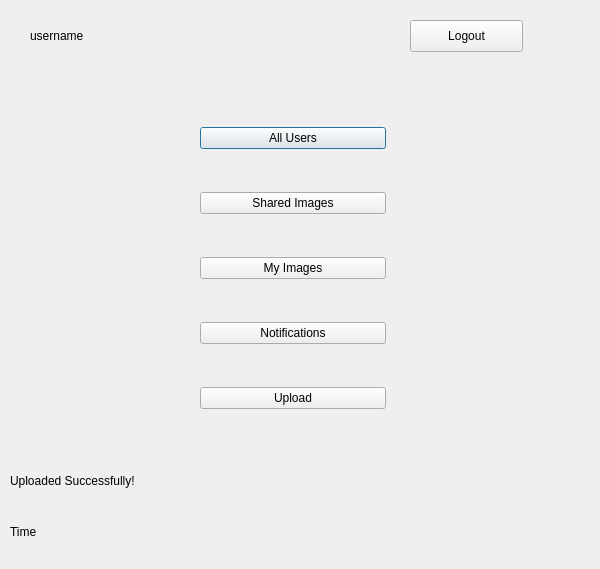
SammySamer/Distributed-System-Image-Sharing-Platform, file GUIFiles/profile.ui: the form before one commit.
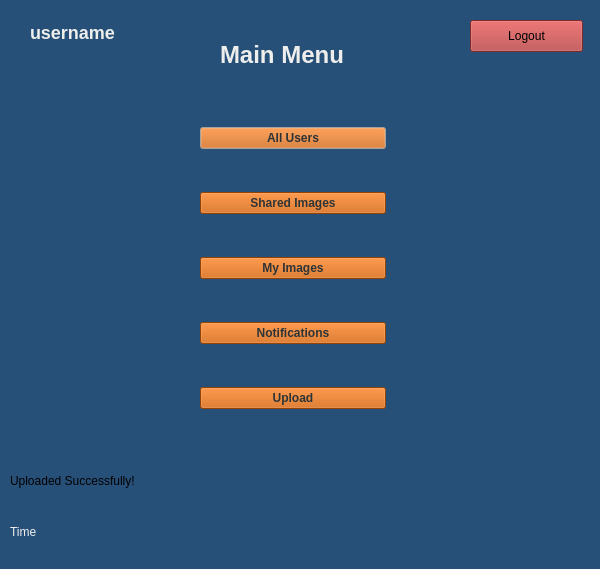
The form after the commit.

Patch:
```diff
--- a/GUIFiles/profile.ui
+++ b/GUIFiles/profile.ui
@@ -13,17 +13,23 @@
   <property name="windowTitle">
    <string>Profile</string>
   </property>
+  <property name="styleSheet">
+   <string notr="true">background-color: rgb(39, 80, 121);</string>
+  </property>
   <widget class="QLabel" name="label">
    <property name="geometry">
     <rect>
      <x>30</x>
      <y>20</y>
-     <width>161</width>
-     <height>31</height>
+     <width>91</width>
+     <height>26</height>
     </rect>
    </property>
+   <property name="styleSheet">
+    <string notr="true">color: rgb(238, 238, 236);</string>
+   </property>
    <property name="text">
-    <string>username</string>
+    <string>&lt;h2&gt;username&lt;/h2&gt;</string>
    </property>
   </widget>
   <widget class="QWidget" name="layoutWidget">
@@ -38,6 +44,515 @@
    <layout class="QVBoxLayout" name="verticalLayout">
     <item>
      <widget class="QPushButton" name="allusersButton">
+      <property name="palette">
+       <palette>
+        <active>
+         <colorrole role="WindowText">
+          <brush brushstyle="SolidPattern">
+           <color alpha="255">
+            <red>46</red>
+            <green>52</green>
+            <blue>54</blue>
+           </color>
+          </brush>
+         </colorrole>
+         <colorrole role="Button">
+          <brush brushstyle="SolidPattern">
+           <color alpha="255">
+            <red>206</red>
+            <green>92</green>
+            <blue>0</blue>
+           </color>
+          </brush>
+         </colorrole>
+         <colorrole role="Light">
+          <brush brushstyle="SolidPattern">
+           <color alpha="255">
+            <red>255</red>
+            <green>255</green>
+            <blue>255</blue>
+           </color>
+          </brush>
+         </colorrole>
+         <colorrole role="Midlight">
+          <brush brushstyle="SolidPattern">
+           <color alpha="255">
+            <red>246</red>
+            <green>246</green>
+            <blue>245</blue>
+           </color>
+          </brush>
+         </colorrole>
+         <colorrole role="Dark">
+          <brush brushstyle="SolidPattern">
+           <color alpha="255">
+            <red>119</red>
+            <green>119</green>
+            <blue>118</blue>
+           </color>
+          </brush>
+         </colorrole>
+         <colorrole role="Mid">
+          <brush brushstyle="SolidPattern">
+           <color alpha="255">
+            <red>159</red>
+            <green>159</green>
+            <blue>157</blue>
+           </color>
+          </brush>
+         </colorrole>
+         <colorrole role="Text">
+          <brush brushstyle="SolidPattern">
+           <color alpha="255">
+            <red>46</red>
+            <green>52</green>
+            <blue>54</blue>
+           </color>
+          </brush>
+         </colorrole>
+         <colorrole role="BrightText">
+          <brush brushstyle="SolidPattern">
+           <color alpha="255">
+            <red>255</red>
+            <green>255</green>
+            <blue>255</blue>
+           </color>
+          </brush>
+         </colorrole>
+         <colorrole role="ButtonText">
+          <brush brushstyle="SolidPattern">
+           <color alpha="255">
+            <red>46</red>
+            <green>52</green>
+            <blue>54</blue>
+           </color>
+          </brush>
+         </colorrole>
+         <colorrole role="Base">
+          <brush brushstyle="SolidPattern">
+           <color alpha="255">
+            <red>206</red>
+            <green>92</green>
+            <blue>0</blue>
+           </color>
+          </brush>
+         </colorrole>
+         <colorrole role="Window">
+          <brush brushstyle="SolidPattern">
+           <color alpha="255">
+            <red>206</red>
+            <green>92</green>
+            <blue>0</blue>
+           </color>
+          </brush>
+         </colorrole>
+         <colorrole role="Shadow">
+          <brush brushstyle="SolidPattern">
+           <color alpha="255">
+            <red>0</red>
+            <green>0</green>
+            <blue>0</blue>
+           </color>
+          </brush>
+         </colorrole>
+         <colorrole role="Highlight">
+          <brush brushstyle="SolidPattern">
+           <color alpha="255">
+            <red>238</red>
+            <green>238</green>
+            <blue>236</blue>
+           </color>
+          </brush>
+         </colorrole>
+         <colorrole role="Link">
+          <brush brushstyle="SolidPattern">
+           <color alpha="255">
+            <red>238</red>
+            <green>238</green>
+            <blue>236</blue>
+           </color>
+          </brush>
+         </colorrole>
+         <colorrole role="AlternateBase">
+          <brush brushstyle="SolidPattern">
+           <color alpha="255">
+            <red>246</red>
+            <green>246</green>
+            <blue>245</blue>
+           </color>
+          </brush>
+         </colorrole>
+         <colorrole role="ToolTipBase">
+          <brush brushstyle="SolidPattern">
+           <color alpha="255">
+            <red>255</red>
+            <green>255</green>
+            <blue>220</blue>
+           </color>
+          </brush>
+         </colorrole>
+         <colorrole role="ToolTipText">
+          <brush brushstyle="SolidPattern">
+           <color alpha="255">
+            <red>0</red>
+            <green>0</green>
+            <blue>0</blue>
+           </color>
+          </brush>
+         </colorrole>
+         <colorrole role="PlaceholderText">
+          <brush brushstyle="SolidPattern">
+           <color alpha="128">
+            <red>0</red>
+            <green>0</green>
+            <blue>0</blue>
+           </color>
+          </brush>
+         </colorrole>
+        </active>
+        <inactive>
+         <colorrole role="WindowText">
+          <brush brushstyle="SolidPattern">
+           <color alpha="255">
+            <red>46</red>
+            <green>52</green>
+            <blue>54</blue>
+           </color>
+          </brush>
+         </colorrole>
+         <colorrole role="Button">
+          <brush brushstyle="SolidPattern">
+           <color alpha="255">
+            <red>206</red>
+            <green>92</green>
+            <blue>0</blue>
+           </color>
+          </brush>
+         </colorrole>
+         <colorrole role="Light">
+          <brush brushstyle="SolidPattern">
+           <color alpha="255">
+            <red>255</red>
+            <green>255</green>
+            <blue>255</blue>
+           </color>
+          </brush>
+         </colorrole>
+         <colorrole role="Midlight">
+          <brush brushstyle="SolidPattern">
+           <color alpha="255">
+            <red>246</red>
+            <green>246</green>
+            <blue>245</blue>
+           </color>
+          </brush>
+         </colorrole>
+         <colorrole role="Dark">
+          <brush brushstyle="SolidPattern">
+           <color alpha="255">
+            <red>119</red>
+            <green>119</green>
+            <blue>118</blue>
+           </color>
+          </brush>
+         </colorrole>
+         <colorrole role="Mid">
+          <brush brushstyle="SolidPattern">
+           <color alpha="255">
+            <red>159</red>
+            <green>159</green>
+            <blue>157</blue>
+           </color>
+          </brush>
+         </colorrole>
+         <colorrole role="Text">
+          <brush brushstyle="SolidPattern">
+           <color alpha="255">
+            <red>46</red>
+            <green>52</green>
+            <blue>54</blue>
+           </color>
+          </brush>
+         </colorrole>
+         <colorrole role="BrightText">
+          <brush brushstyle="SolidPattern">
+           <color alpha="255">
+            <red>255</red>
+            <green>255</green>
+            <blue>255</blue>
+           </color>
+          </brush>
+         </colorrole>
+         <colorrole role="ButtonText">
+          <brush brushstyle="SolidPattern">
+           <color alpha="255">
+            <red>46</red>
+            <green>52</green>
+            <blue>54</blue>
+           </color>
+          </brush>
+         </colorrole>
+         <colorrole role="Base">
+          <brush brushstyle="SolidPattern">
+           <color alpha="255">
+            <red>206</red>
+            <green>92</green>
+            <blue>0</blue>
+           </color>
+          </brush>
+         </colorrole>
+         <colorrole role="Window">
+          <brush brushstyle="SolidPattern">
+           <color alpha="255">
+            <red>206</red>
+            <green>92</green>
+            <blue>0</blue>
+           </color>
+          </brush>
+         </colorrole>
+         <colorrole role="Shadow">
+          <brush brushstyle="SolidPattern">
+           <color alpha="255">
+            <red>0</red>
+            <green>0</green>
+            <blue>0</blue>
+           </color>
+          </brush>
+         </colorrole>
+         <colorrole role="Highlight">
+          <brush brushstyle="SolidPattern">
+           <color alpha="255">
+            <red>238</red>
+            <green>238</green>
+            <blue>236</blue>
+           </color>
+          </brush>
+         </colorrole>
+         <colorrole role="Link">
+          <brush brushstyle="SolidPattern">
+           <color alpha="255">
+            <red>238</red>
+            <green>238</green>
+            <blue>236</blue>
+           </color>
+          </brush>
+         </colorrole>
+         <colorrole role="AlternateBase">
+          <brush brushstyle="SolidPattern">
+           <color alpha="255">
+            <red>246</red>
+            <green>246</green>
+            <blue>245</blue>
+           </color>
+          </brush>
+         </colorrole>
+         <colorrole role="ToolTipBase">
+          <brush brushstyle="SolidPattern">
+           <color alpha="255">
+            <red>255</red>
+            <green>255</green>
+            <blue>220</blue>
+           </color>
+          </brush>
+         </colorrole>
+         <colorrole role="ToolTipText">
+          <brush brushstyle="SolidPattern">
+           <color alpha="255">
+            <red>0</red>
+            <green>0</green>
+            <blue>0</blue>
+           </color>
+          </brush>
+         </colorrole>
+         <colorrole role="PlaceholderText">
+          <brush brushstyle="SolidPattern">
+           <color alpha="128">
+            <red>0</red>
+            <green>0</green>
+            <blue>0</blue>
+           </color>
+          </brush>
+         </colorrole>
+        </inactive>
+        <disabled>
+         <colorrole role="WindowText">
+          <brush brushstyle="SolidPattern">
+           <color alpha="255">
+            <red>46</red>
+            <green>52</green>
+            <blue>54</blue>
+           </color>
+          </brush>
+         </colorrole>
+         <colorrole role="Button">
+          <brush brushstyle="SolidPattern">
+           <color alpha="255">
+            <red>206</red>
+            <green>92</green>
+            <blue>0</blue>
+           </color>
+          </brush>
+         </colorrole>
+         <colorrole role="Light">
+          <brush brushstyle="SolidPattern">
+           <color alpha="255">
+            <red>255</red>
+            <green>255</green>
+            <blue>255</blue>
+           </color>
+          </brush>
+         </colorrole>
+         <colorrole role="Midlight">
+          <brush brushstyle="SolidPattern">
+           <color alpha="255">
+            <red>246</red>
+            <green>246</green>
+            <blue>245</blue>
+           </color>
+          </brush>
+         </colorrole>
+         <colorrole role="Dark">
+          <brush brushstyle="SolidPattern">
+           <color alpha="255">
+            <red>119</red>
+            <green>119</green>
+            <blue>118</blue>
+           </color>
+          </brush>
+         </colorrole>
+         <colorrole role="Mid">
+          <brush brushstyle="SolidPattern">
+           <color alpha="255">
+            <red>159</red>
+            <green>159</green>
+            <blue>157</blue>
+           </color>
+          </brush>
+         </colorrole>
+         <colorrole role="Text">
+          <brush brushstyle="SolidPattern">
+           <color alpha="255">
+            <red>46</red>
+            <green>52</green>
+            <blue>54</blue>
+           </color>
+          </brush>
+         </colorrole>
+         <colorrole role="BrightText">
+          <brush brushstyle="SolidPattern">
+           <color alpha="255">
+            <red>255</red>
+            <green>255</green>
+            <blue>255</blue>
+           </color>
+          </brush>
+         </colorrole>
+         <colorrole role="ButtonText">
+          <brush brushstyle="SolidPattern">
+           <color alpha="255">
+            <red>46</red>
+            <green>52</green>
+            <blue>54</blue>
+           </color>
+          </brush>
+         </colorrole>
+         <colorrole role="Base">
+          <brush brushstyle="SolidPattern">
+           <color alpha="255">
+            <red>206</red>
+            <green>92</green>
+            <blue>0</blue>
+           </color>
+          </brush>
+         </colorrole>
+         <colorrole role="Window">
+          <brush brushstyle="SolidPattern">
+           <color alpha="255">
+            <red>206</red>
+            <green>92</green>
+            <blue>0</blue>
+           </color>
+          </brush>
+         </colorrole>
+         <colorrole role="Shadow">
+          <brush brushstyle="SolidPattern">
+           <color alpha="255">
+            <red>0</red>
+            <green>0</green>
+            <blue>0</blue>
+           </color>
+          </brush>
+         </colorrole>
+         <colorrole role="Highlight">
+          <brush brushstyle="SolidPattern">
+           <color alpha="255">
+            <red>145</red>
+            <green>145</green>
+            <blue>145</blue>
+           </color>
+          </brush>
+         </colorrole>
+         <colorrole role="Link">
+          <brush brushstyle="SolidPattern">
+           <color alpha="255">
+            <red>238</red>
+            <green>238</green>
+            <blue>236</blue>
+           </color>
+          </brush>
+         </colorrole>
+         <colorrole role="AlternateBase">
+          <brush brushstyle="SolidPattern">
+           <color alpha="255">
+            <red>238</red>
+            <green>238</green>
+            <blue>236</blue>
+           </color>
+          </brush>
+         </colorrole>
+         <colorrole role="ToolTipBase">
+          <brush brushstyle="SolidPattern">
+           <color alpha="255">
+            <red>255</red>
+            <green>255</green>
+            <blue>220</blue>
+           </color>
+          </brush>
+         </colorrole>
+         <colorrole role="ToolTipText">
+          <brush brushstyle="SolidPattern">
+           <color alpha="255">
+            <red>0</red>
+            <green>0</green>
+            <blue>0</blue>
+           </color>
+          </brush>
+         </colorrole>
+         <colorrole role="PlaceholderText">
+          <brush brushstyle="SolidPattern">
+           <color alpha="128">
+            <red>0</red>
+            <green>0</green>
+            <blue>0</blue>
+           </color>
+          </brush>
+         </colorrole>
+        </disabled>
+       </palette>
+      </property>
+      <property name="font">
+       <font>
+        <weight>75</weight>
+        <bold>true</bold>
+       </font>
+      </property>
+      <property name="cursor">
+       <cursorShape>PointingHandCursor</cursorShape>
+      </property>
+      <property name="styleSheet">
+       <string notr="true">background-color: rgb(206, 92, 0);
+color: rgb(46, 52, 54);</string>
+      </property>
       <property name="text">
        <string>All Users</string>
       </property>
@@ -45,6 +560,19 @@
     </item>
     <item>
      <widget class="QPushButton" name="sharedImButton">
+      <property name="font">
+       <font>
+        <weight>75</weight>
+        <bold>true</bold>
+       </font>
+      </property>
+      <property name="cursor">
+       <cursorShape>PointingHandCursor</cursorShape>
+      </property>
+      <property name="styleSheet">
+       <string notr="true">background-color: rgb(206, 92, 0);
+color: rgb(46, 52, 54);</string>
+      </property>
       <property name="text">
        <string>Shared Images</string>
       </property>
@@ -52,6 +580,19 @@
     </item>
     <item>
      <widget class="QPushButton" name="push_myimages">
+      <property name="font">
+       <font>
+        <weight>75</weight>
+        <bold>true</bold>
+       </font>
+      </property>
+      <property name="cursor">
+       <cursorShape>PointingHandCursor</cursorShape>
+      </property>
+      <property name="styleSheet">
+       <string notr="true">background-color: rgb(206, 92, 0);
+color: rgb(46, 52, 54);</string>
+      </property>
       <property name="text">
        <string>My Images</string>
       </property>
@@ -59,6 +600,19 @@
     </item>
     <item>
      <widget class="QPushButton" name="notifications">
+      <property name="font">
+       <font>
+        <weight>75</weight>
+        <bold>true</bold>
+       </font>
+      </property>
+      <property name="cursor">
+       <cursorShape>PointingHandCursor</cursorShape>
+      </property>
+      <property name="styleSheet">
+       <string notr="true">background-color: rgb(206, 92, 0);
+color: rgb(46, 52, 54);</string>
+      </property>
       <property name="text">
        <string>Notifications</string>
       </property>
@@ -66,6 +620,19 @@
     </item>
     <item>
      <widget class="QPushButton" name="upload_images">
+      <property name="font">
+       <font>
+        <weight>75</weight>
+        <bold>true</bold>
+       </font>
+      </property>
+      <property name="cursor">
+       <cursorShape>PointingHandCursor</cursorShape>
+      </property>
+      <property name="styleSheet">
+       <string notr="true">background-color: rgb(206, 92, 0);
+color: rgb(46, 52, 54);</string>
+      </property>
       <property name="text">
        <string>Upload</string>
       </property>
@@ -76,12 +643,18 @@
   <widget class="QPushButton" name="push_logout">
    <property name="geometry">
     <rect>
-     <x>410</x>
+     <x>470</x>
      <y>20</y>
      <width>113</width>
      <height>32</height>
     </rect>
    </property>
+   <property name="cursor">
+    <cursorShape>PointingHandCursor</cursorShape>
+   </property>
+   <property name="styleSheet">
+    <string notr="true">background-color: rgb(178,59,59);</string>
+   </property>
    <property name="text">
     <string>Logout</string>
    </property>
@@ -108,10 +681,29 @@
      <height>31</height>
     </rect>
    </property>
+   <property name="styleSheet">
+    <string notr="true">color: rgb(238, 238, 236);</string>
+   </property>
    <property name="text">
     <string>Time</string>
    </property>
   </widget>
+  <widget class="QLabel" name="label_2">
+   <property name="geometry">
+    <rect>
+     <x>220</x>
+     <y>30</y>
+     <width>141</width>
+     <height>51</height>
+    </rect>
+   </property>
+   <property name="styleSheet">
+    <string notr="true">color: rgb(238, 238, 236);</string>
+   </property>
+   <property name="text">
+    <string>&lt;h1&gt;Main Menu&lt;/h1&gt;</string>
+   </property>
+  </widget>
  </widget>
  <resources/>
  <connections/>
```
